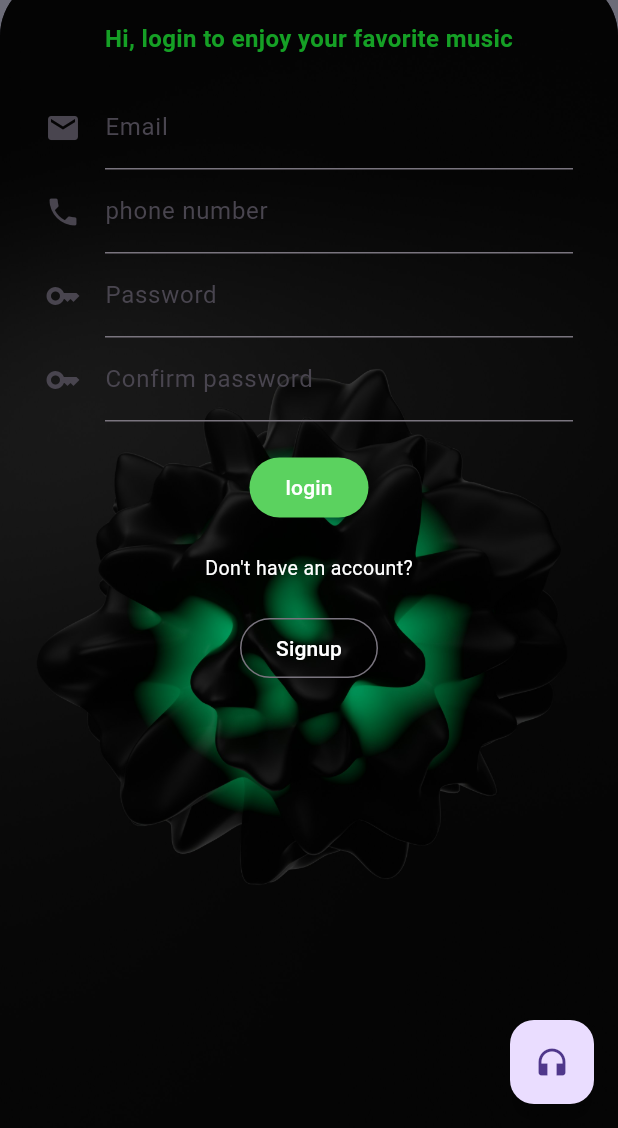
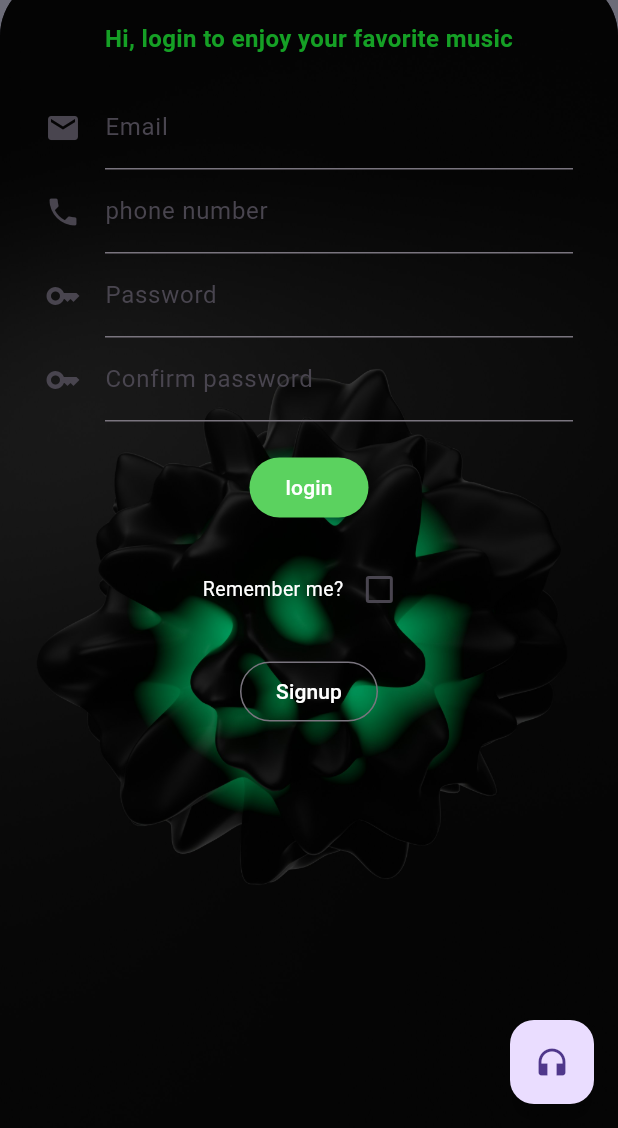
Before and after one commit to BraisonWabwire/day_1, a Flutter app: the screen it shows after launch, on a phone screen of 412 x 824 dp, the part 108-1236 px from its top. Run offline on Flutter 3.47's test engine with Material 3 defaults, Android fonts, the phone set to English and light mode, and no system bars.

```diff
--- a/lib/main.dart
+++ b/lib/main.dart
@@ -88,7 +88,7 @@ class MyApp extends StatelessWidget {
                             ),
                             ),
                           ),
-                      ]
+                            ]
                     ),
 
                     TextField(
@@ -108,7 +108,18 @@ class MyApp extends StatelessWidget {
                         backgroundColor: const Color.fromARGB(255, 91, 210, 95),
                       ),child: const Text("login",style: TextStyle(color: Colors.white,),)),
                       SizedBox(height: 20,),
-                     Text("Don't have an account?", style: TextStyle(color: Colors.white,fontSize: 13),),
+                     Row(
+                      mainAxisAlignment: MainAxisAlignment.center,
+                       children: [
+                         Text("Remember me?", style: TextStyle(color: Colors.white,fontSize: 13),),
+                         Checkbox(
+                        value: false,
+                        onChanged: (bool? val) {
+                          // Do something here
+                        },
+                      ),
+                       ],
+                     ),
                      SizedBox(height: 20,),
                      OutlinedButton(onPressed: ()=>{}, style: ElevatedButton.styleFrom(
                       ),child: const Text("Signup",style: TextStyle(color: Colors.white),)),
```
